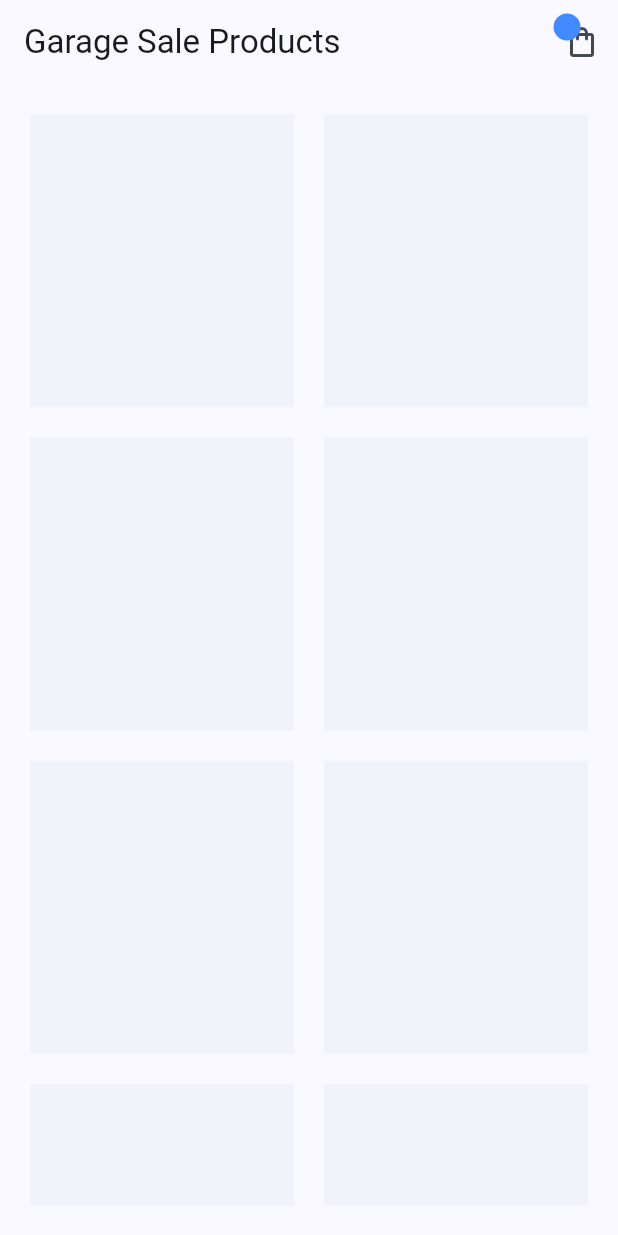
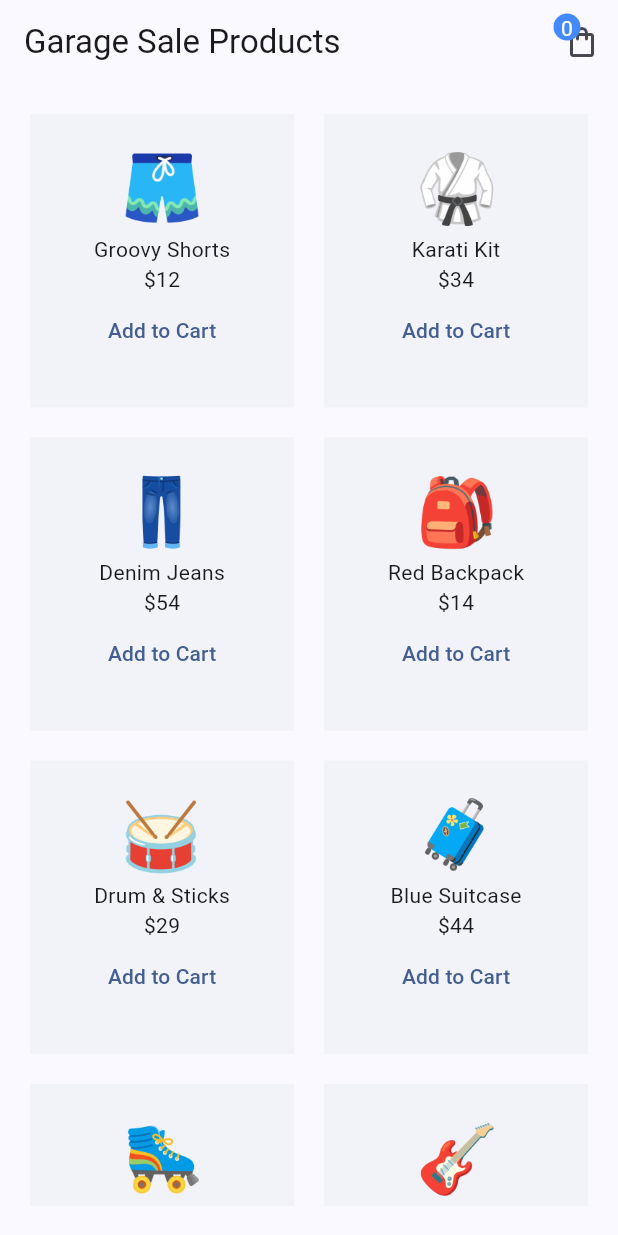
Before and after one commit to VadymNovoselskyi/flutter-course, a Flutter app: the screen it shows after launch, on a phone screen of 412 x 824 dp. Run offline on Flutter 3.47's test engine with Material 3 defaults, Android fonts, the phone set to English and light mode, and no system bars; our stand-ins replace cloud_firestore, firebase_core, flutter_riverpod, google_fonts, riverpod_annotation; accounts and stored records are empty; generated files the repository leaves out were written again.

Commit message:
add some generated riverpod providers (no async)

```diff
--- a/03-riverpod-state/lib/main.dart
+++ b/03-riverpod-state/lib/main.dart
@@ -1,8 +1,9 @@
 import 'package:flutter/material.dart';
+import 'package:flutter_riverpod/flutter_riverpod.dart';
 import 'package:riverpod_state/screens/home/home_screen.dart';
 
 void main() {
-  runApp(const MyApp());
+  runApp(const ProviderScope(child: MyApp()));
 }
 
 class MyApp extends StatelessWidget {
--- /dev/null
+++ b/03-riverpod-state/lib/providers/products_provider.dart
@@ -0,0 +1,66 @@
+import 'package:riverpod_annotation/riverpod_annotation.dart';
+
+import 'package:riverpod_state/models/product.dart';
+
+part 'products_provider.g.dart';
+
+const List<Product> allProducts = [
+  Product(
+    id: '1',
+    title: 'Groovy Shorts',
+    price: 12,
+    image: 'assets/products/shorts.png',
+  ),
+  Product(
+    id: '2',
+    title: 'Karati Kit',
+    price: 34,
+    image: 'assets/products/karati.png',
+  ),
+  Product(
+    id: '3',
+    title: 'Denim Jeans',
+    price: 54,
+    image: 'assets/products/jeans.png',
+  ),
+  Product(
+    id: '4',
+    title: 'Red Backpack',
+    price: 14,
+    image: 'assets/products/backpack.png',
+  ),
+  Product(
+    id: '5',
+    title: 'Drum & Sticks',
+    price: 29,
+    image: 'assets/products/drum.png',
+  ),
+  Product(
+    id: '6',
+    title: 'Blue Suitcase',
+    price: 44,
+    image: 'assets/products/suitcase.png',
+  ),
+  Product(
+    id: '7',
+    title: 'Roller Skates',
+    price: 52,
+    image: 'assets/products/skates.png',
+  ),
+  Product(
+    id: '8',
+    title: 'Electric Guitar',
+    price: 79,
+    image: 'assets/products/guitar.png',
+  ),
+];
+
+@riverpod
+List<Product> products(Ref ref) {
+  return allProducts;
+}
+
+@riverpod
+List<Product> reducedProducts(Ref ref) {
+  return allProducts.where((p) => p.price < 50).toList();
+}
--- a/03-riverpod-state/lib/screens/home/home_screen.dart
+++ b/03-riverpod-state/lib/screens/home/home_screen.dart
@@ -1,11 +1,18 @@
 import 'package:flutter/material.dart';
+import 'package:flutter_riverpod/flutter_riverpod.dart';
+import 'package:riverpod_state/providers/cart_provider.dart';
+import 'package:riverpod_state/providers/products_provider.dart';
+
 import 'package:riverpod_state/shared/cart_icon.dart';
 
-class HomeScreen extends StatelessWidget {
+class HomeScreen extends ConsumerWidget {
   const HomeScreen({super.key});
 
   @override
-  Widget build(BuildContext context) {
+  Widget build(BuildContext context, WidgetRef ref) {
+    final allProducts = ref.watch(productsProvider);
+    final cartProducts = ref.watch(cartProvider);
+
     return Scaffold(
       appBar: AppBar(
         title: const Text('Garage Sale Products'),
@@ -14,7 +21,7 @@ class HomeScreen extends StatelessWidget {
       body: Padding(
         padding: const EdgeInsets.all(20),
         child: GridView.builder(
-          itemCount: 8,
+          itemCount: allProducts.length,
           gridDelegate: const SliverGridDelegateWithFixedCrossAxisCount(
             crossAxisCount: 2,
             mainAxisSpacing: 20,
@@ -24,7 +31,34 @@ class HomeScreen extends StatelessWidget {
           itemBuilder: (context, index) {
             return Container(
               padding: const EdgeInsets.all(20),
-              color: Colors.blueGrey.withOpacity(0.05),
+              color: Colors.blueGrey.withValues(alpha: 0.05),
+              child: Column(
+                children: [
+                  Image.asset(allProducts[index].image, width: 60, height: 60),
+                  Text(allProducts[index].title),
+                  Text('\$${allProducts[index].price}'),
+
+                  if (cartProducts.contains(allProducts[index]))
+                    TextButton(
+                      onPressed: () {
+                        ref
+                            .read(cartProvider.notifier)
+                            .removeProduct(allProducts[index]);
+                      },
+                      child: const Text('Remove'),
+                    ),
+
+                  if (!cartProducts.contains(allProducts[index]))
+                    TextButton(
+                      onPressed: () {
+                        ref
+                            .read(cartProvider.notifier)
+                            .addProduct(allProducts[index]);
+                      },
+                      child: const Text('Add to Cart'),
+                    ),
+                ],
+              ),
             );
           },
         ),
--- a/03-riverpod-state/lib/shared/cart_icon.dart
+++ b/03-riverpod-state/lib/shared/cart_icon.dart
@@ -1,11 +1,15 @@
 import 'package:flutter/material.dart';
+import 'package:riverpod_state/providers/cart_provider.dart';
 import 'package:riverpod_state/screens/cart/cart_screen.dart';
+import 'package:flutter_riverpod/flutter_riverpod.dart';
 
-class CartIcon extends StatelessWidget {
-  const CartIcon({super.key});
+class CartIcon extends ConsumerWidget {
+  const new({super.key});
 
   @override
-  Widget build(BuildContext context) {
+  Widget build(BuildContext context, WidgetRef ref) {
+    final numberOfItemsInCart = ref.watch(cartProvider).length;
+
     return Stack(
       children: [
         IconButton(
@@ -32,6 +36,10 @@ class CartIcon extends StatelessWidget {
               borderRadius: BorderRadius.circular(10),
               color: Colors.blueAccent,
             ),
+            child: Text(
+              numberOfItemsInCart.toString(),
+              style: const TextStyle(color: Colors.white),
+            ),
           ),
         ),
       ],
```
Also changed, not shown: 03-riverpod-state/lib/models/product.dart (+6 -1 lines), 03-riverpod-state/lib/providers/cart_provider.dart (added, +30 -0 lines), 03-riverpod-state/lib/screens/cart/cart_screen.dart (+26 -6 lines), 03-riverpod-state/pubspec.yaml (+7 -5 lines), 03-riverpod-state/assets/products/backpack.png (added), 03-riverpod-state/assets/products/drum.png (added), 03-riverpod-state/assets/products/guitar.png (added), 03-riverpod-state/assets/products/jeans.png (added), 03-riverpod-state/assets/products/karati.png (added), 03-riverpod-state/assets/products/shorts.png (added), 03-riverpod-state/assets/products/skates.png (added), 03-riverpod-state/assets/products/suitcase.png (added), 03-riverpod-state/lib/providers/cart_provider.g.dart (added), 03-riverpod-state/lib/providers/products_provider.g.dart (added), 1 more files.
